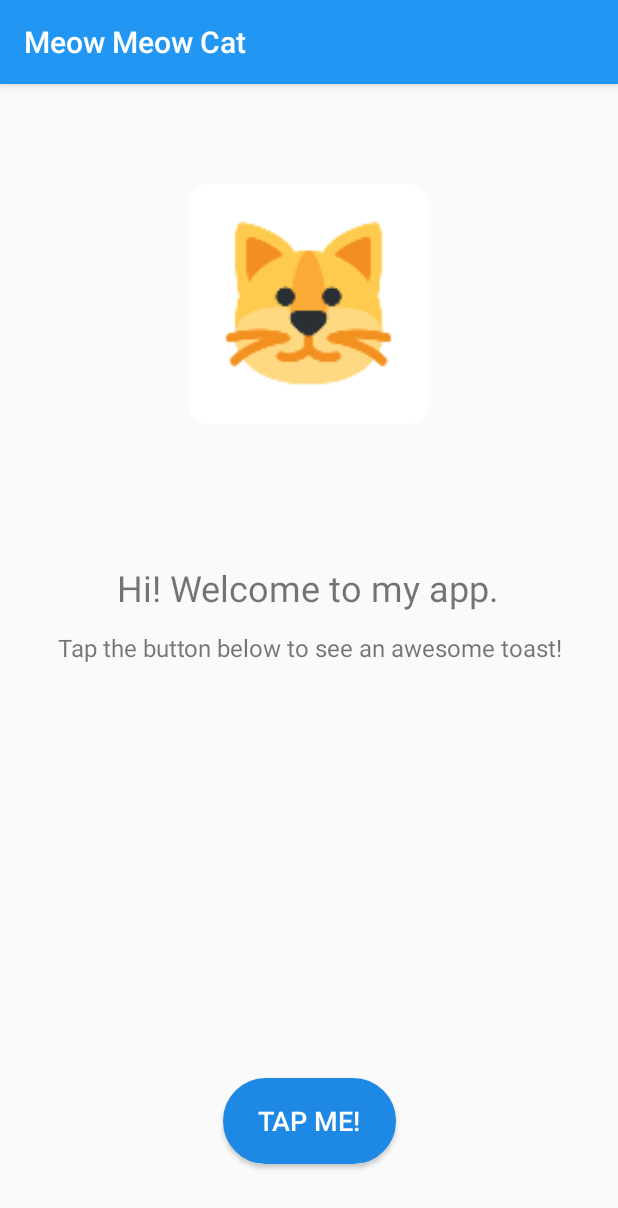
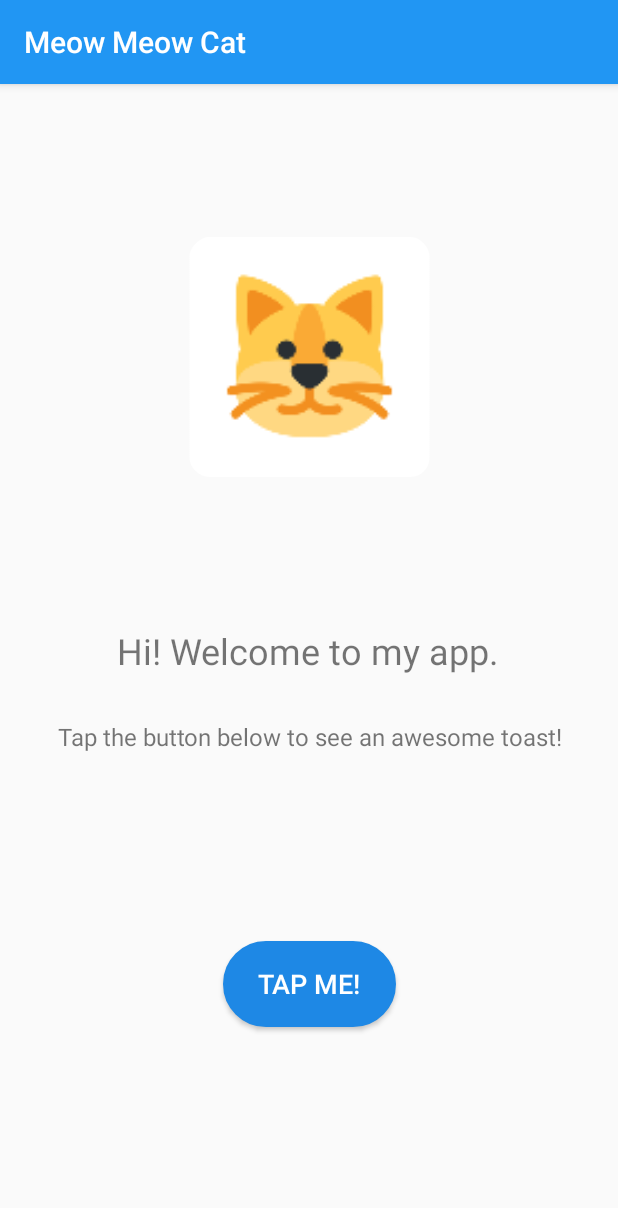
Before and after one commit to krissh-the-dev/meow-meow-cat, an Android app: the screen it shows after launch (MainActivity), on a phone screen of 412 x 824 dp. Shown: the top 1208 px of the screen. Run offline under Robolectric (Android 15) with nearby library versions, the phone set to English and light mode, and no system bars.

Commit message:
layout fixes [3/3] onTap fot cat image Misc fixes code cleanup

```diff
--- a/app/build.gradle
+++ b/app/build.gradle
@@ -1,13 +1,13 @@
 apply plugin: 'com.android.application'
 
 android {
-    compileSdkVersion 28
+    compileSdkVersion 29
     defaultConfig {
         applicationId 'akris.in.myapplication'
         minSdkVersion 23
         targetSdkVersion 29
-        versionCode 5
-        versionName '2.5.1'
+        versionCode 7
+        versionName ver
         multiDexEnabled true
         testInstrumentationRunner "androidx.test.runner.AndroidJUnitRunner"
     }
@@ -28,9 +28,7 @@ android {
 dependencies {
     implementation fileTree(include: ['*.jar'], dir: 'libs')
     implementation 'androidx.appcompat:appcompat:1.1.0-beta01'
-//    implementation 'androidx.appcompat:design:1.1.0-beta01'
     implementation 'androidx.constraintlayout:constraintlayout:2.0.0-beta2'
-    //    implementation 'androidx.multidex:multidex:2.0.0'
     testImplementation 'junit:junit:4.13-beta-3'
     androidTestImplementation 'androidx.test:runner:1.3.0-alpha01'
     androidTestImplementation 'androidx.test.espresso:espresso-core:3.3.0-alpha01'
--- a/app/src/main/res/layout/activity_main.xml
+++ b/app/src/main/res/layout/activity_main.xml
@@ -10,8 +10,8 @@
 
     <TextView
         android:id="@+id/textView"
-        android:layout_width="280dp"
-        android:layout_height="38dp"
+        android:layout_width="322dp"
+        android:layout_height="45dp"
         android:text="@string/hi_message"
         android:textAlignment="center"
         android:textSize="24sp"
@@ -19,8 +19,7 @@
         app:layout_constraintHorizontal_bias="0.496"
         app:layout_constraintLeft_toLeftOf="parent"
         app:layout_constraintRight_toRightOf="parent"
-        app:layout_constraintTop_toTopOf="parent"
-        app:layout_constraintVertical_bias="0.437" />
+        app:layout_constraintTop_toTopOf="parent" />
 
     <Button
         android:id="@+id/button"
@@ -28,6 +27,7 @@
         android:layout_width="115dp"
         android:layout_height="57dp"
         android:layout_marginStart="161dp"
+        android:layout_marginTop="8dp"
         android:layout_marginEnd="161dp"
         android:layout_marginBottom="48dp"
         android:background="@drawable/rounder"
@@ -39,42 +39,43 @@
         android:textSize="18sp"
         app:layout_constraintBottom_toBottomOf="parent"
         app:layout_constraintEnd_toEndOf="parent"
-        app:layout_constraintStart_toStartOf="parent" />
+        app:layout_constraintStart_toStartOf="parent"
+        app:layout_constraintTop_toTopOf="parent"
+        app:layout_constraintVertical_bias="0.86" />
 
     <TextView
         android:id="@+id/textView2"
-        android:layout_width="401dp"
-        android:layout_height="31dp"
+        android:layout_width="342dp"
+        android:layout_height="47dp"
         android:layout_marginStart="3dp"
-        android:layout_marginTop="7dp"
+        android:layout_marginTop="8dp"
         android:layout_marginEnd="3dp"
-        android:layout_marginBottom="151dp"
+        android:layout_marginBottom="8dp"
         android:text="@string/tap_inst"
         android:textAlignment="center"
         android:textSize="16sp"
-        app:layout_constraintBottom_toTopOf="@+id/button"
+        app:layout_constraintBottom_toBottomOf="parent"
         app:layout_constraintEnd_toEndOf="parent"
         app:layout_constraintStart_toStartOf="parent"
-        app:layout_constraintTop_toBottomOf="@+id/textView"
-        app:layout_constraintVertical_bias="0.0" />
+        app:layout_constraintTop_toTopOf="parent"
+        app:layout_constraintVertical_bias="0.59000003" />
 
     <ImageView
         android:id="@+id/imageView2"
         android:layout_width="162dp"
         android:layout_height="160dp"
         android:layout_marginStart="139dp"
-        android:layout_marginTop="66dp"
         android:layout_marginEnd="139dp"
-        android:layout_marginBottom="88dp"
+        android:layout_marginBottom="8dp"
         android:contentDescription="@string/avatar"
+        android:onClick="ButtonTap"
         android:scaleType="fitCenter"
         android:visibility="visible"
-        app:layout_constraintBottom_toTopOf="@+id/textView"
+        app:layout_constraintBottom_toBottomOf="parent"
         app:layout_constraintEnd_toEndOf="parent"
-        app:layout_constraintHorizontal_bias="0.517"
         app:layout_constraintStart_toStartOf="parent"
         app:layout_constraintTop_toTopOf="parent"
-        app:layout_constraintVertical_bias="0.111"
+        app:layout_constraintVertical_bias="0.17000002"
         app:srcCompat="@mipmap/ic_launcher"
         tools:srcCompat="@mipmap/ic_launcher_round" />
 
--- a/build.gradle
+++ b/build.gradle
@@ -1,4 +1,6 @@
-// Top-level build file where you can add configuration options common to all sub-projects/modules.
+ext {
+    ver = '2.6.1'
+}// Top-level build file where you can add configuration options common to all sub-projects/modules.
 
 buildscript {
     repositories {
```
Also changed, not shown: gradle.properties (+0 -14 lines).
